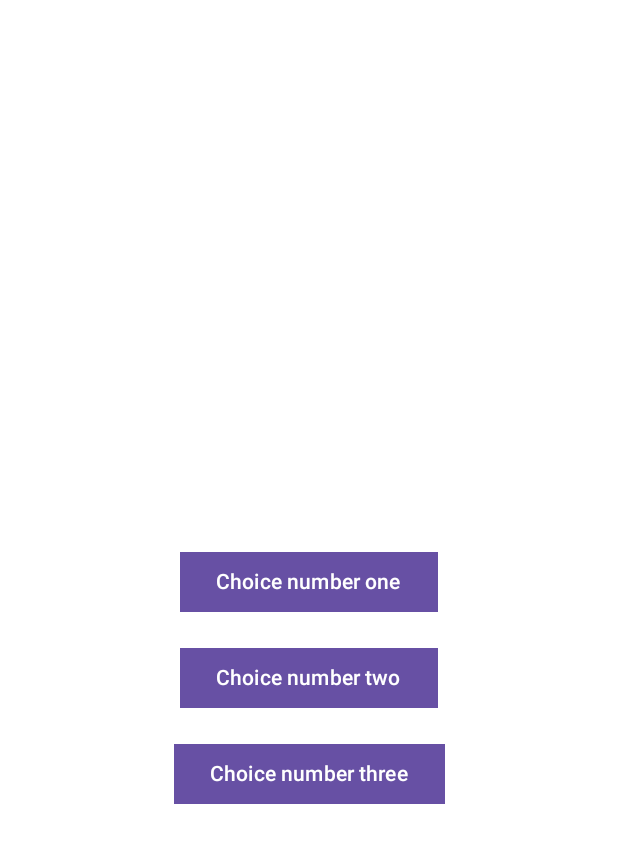
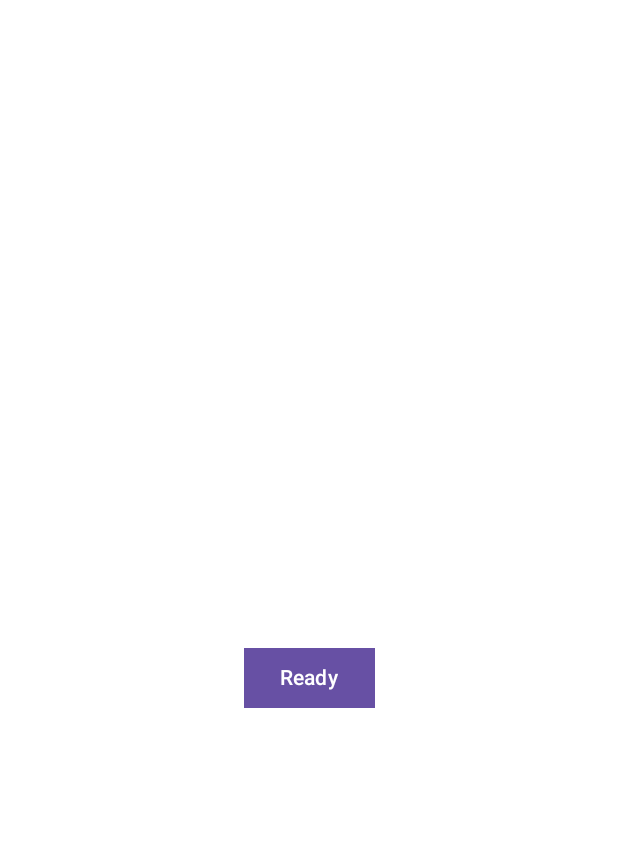
Before and after one commit to AmberSimsDev/MyAdventureGame, an Android app built with Jetpack Compose: the @Preview function prepScreenPreview, on a phone screen of 412 x 824 dp. Shown: the top 843 px of the screen. Run offline under Robolectric (Android 15) with nearby library versions, the phone set to English and light mode, and no system bars.

Commit message:
ADDED USER SCORE SYSTEM. ADDED SCORE MESSAGE ( LUCKY, NORMAL, UNLUCKY)

```diff
--- a/app/src/main/AndroidManifest.xml
+++ b/app/src/main/AndroidManifest.xml
@@ -13,7 +13,7 @@
         android:theme="@style/Theme.MyAdventureGame"
         tools:targetApi="31">
         <activity
-            android:name=".MainActivity"
+            android:name="presentation.ui.MainActivity"
             android:exported="true"
             android:label="@string/app_name"
             android:theme="@style/Theme.MyAdventureGame">
--- a/app/src/main/java/ambersimsdev/myadventuregame/ui/PrepScreen.kt
+++ /dev/null
@@ -1,78 +0,0 @@
-package ambersimsdev.myadventuregame.ui
-
-import ambersimsdev.myadventuregame.PrepQuestion
-
-import androidx.compose.foundation.layout.Arrangement
-import androidx.compose.foundation.layout.Column
-import androidx.compose.foundation.layout.fillMaxSize
-import androidx.compose.foundation.layout.padding
-import androidx.compose.material3.Button
-import androidx.compose.material3.Text
-import androidx.compose.runtime.Composable
-import androidx.compose.runtime.getValue
-import androidx.compose.runtime.mutableStateOf
-import androidx.compose.runtime.remember
-import androidx.compose.runtime.setValue
-import androidx.compose.ui.Alignment
-import androidx.compose.ui.Modifier
-import androidx.compose.ui.graphics.Color
-import androidx.compose.ui.graphics.RectangleShape
-import androidx.compose.ui.tooling.preview.Preview
-import androidx.compose.ui.unit.dp
-
-
-
-//class PrepActivityn() {
-  //  private var pqCurrentPosition: Int = 1
-    //private var getPrepQuestions: ArrayList<PrepQuestion>? = null
-    //private var pqSelectedOptionPosition: Int = 0
-    //private var userName: String? = null
-
-
-@Composable
-fun prepScreen(name: String) {
-   // val name = remember { mutableStateOf("") }
-        var prepQuestionsList by remember { mutableStateOf(ArrayList<PrepQuestion>()) }
-        Column(
-            modifier = Modifier
-                .fillMaxSize()
-                .padding(16.dp), verticalArrangement = Arrangement.Center,
-            horizontalAlignment = Alignment.CenterHorizontally
-        ) {
-
-            Text(
-                text = "Welcome to the Prep Session, $name!",
-                color = Color.White,
-                modifier = Modifier.padding(32.dp)
-            )
-            // Image(imageVector = , contentDescription = "Photograph of Madrid " )
-
-            //INTRODUCING BUTTONS
-            //BUTTON NUMBER 1
-            Button(onClick = { }, modifier = Modifier.padding(8.dp), shape = RectangleShape) {
-                Text(text = "Choice number one")
-            }
-            //BUTTON NUMBER 3
-            Button(
-                onClick = { /*TODO*/ },
-                modifier = Modifier.padding(8.dp),
-                shape = RectangleShape
-            ) {
-                Text(text = "Choice number two")
-            }
-            //BUTTON NUMBER 3
-            Button(
-                onClick = { /*TODO*/ },
-                modifier = Modifier.padding(8.dp),
-                shape = RectangleShape
-            ) {
-                Text(text = "Choice number three")
-            }
-        }
-    }
-
-@Preview
-@Composable
-fun prepScreenPreview() {
-    prepScreen(name = "")
-}
--- a/app/src/main/java/ambersimsdev/myadventuregame/PrepSceneConstant.kt
+++ b/app/src/main/java/data/PrepQuestionsData.kt
@@ -1,6 +1,8 @@
-package ambersimsdev.myadventuregame
+package data
 
-object PrepSceneConstant {
+import presentation.screens.PrepQuestion
+
+object PrepQuestionsData { //TODO call prep
     fun getPrepQuestions(): ArrayList<PrepQuestion> {
         val questionList = ArrayList<PrepQuestion>()
         //ONE
@@ -13,9 +15,10 @@ object PrepSceneConstant {
         questionList.add(inquiryTwo)
 
         //TWO
-        val inquiryThree =PrepQuestion(3, "Do you consider yourself street smart?",
-            "Yes.", "No.", "Alrighty then! Next question!")
+        val inquiryThree = PrepQuestion(3, "Do you consider yourself street smart?",
+            "Yes.", "No.", "All done! Time to begin! ")
         questionList.add(inquiryThree)
+
 
         return questionList
 
--- /dev/null
+++ b/app/src/main/java/data/User.kt
@@ -0,0 +1,18 @@
+package data
+
+import android.util.Log
+
+object User {
+   private var score: Int = 0 //The user will start with this score
+
+    fun addToScore(){ //If you call only this you will get no answer back
+        Log.w("User", "addToScore")
+        score += 2  // This adds 2 to the current value of int
+
+    }
+    fun getScore():Int{  //BECAUSE he say return its job is to deliver the data.
+        return score    //Where you call it is where it goes
+
+    }
+
+}
--- a/app/src/main/java/ambersimsdev/myadventuregame/ui/nav/Navigation.kt
+++ b/app/src/main/java/presentation/navigation/Navigation.kt
@@ -1,7 +1,7 @@
-package ambersimsdev.myadventuregame.ui.nav
+package presentation.navigation
 
-import ambersimsdev.myadventuregame.ui.prepScreen
-import ambersimsdev.myadventuregame.ui.welcomeScreen
+import presentation.screens.prepScreen
+import presentation.screens.welcomeScreen
 import androidx.compose.runtime.Composable
 import androidx.navigation.compose.NavHost
 import androidx.navigation.compose.composable
--- a/app/src/main/java/ambersimsdev/myadventuregame/ui/nav/ScreenManager.kt
+++ b/app/src/main/java/presentation/navigation/ScreenManager.kt
@@ -1,4 +1,4 @@
-package ambersimsdev.myadventuregame.ui.nav
+package presentation.navigation
 
 sealed class Screen (val route: String) {
 
--- a/app/src/main/java/ambersimsdev/myadventuregame/ManagerOfScenes.kt
+++ b/app/src/main/java/presentation/screens/ManagerOfScenes.kt
@@ -1,4 +1,4 @@
-package ambersimsdev.myadventuregame
+package presentation.screens
 
 data class PrepQuestion(
     val id: Int,
--- /dev/null
+++ b/app/src/main/java/presentation/screens/PrepScreen.kt
@@ -0,0 +1,118 @@
+package presentation.screens
+
+import android.util.Log
+import androidx.compose.foundation.layout.Arrangement
+import androidx.compose.foundation.layout.Column
+import androidx.compose.foundation.layout.fillMaxSize
+import androidx.compose.foundation.layout.padding
+import androidx.compose.material3.Button
+import androidx.compose.material3.Text
+import androidx.compose.runtime.Composable
+import androidx.compose.runtime.getValue
+import androidx.compose.runtime.mutableStateOf
+import androidx.compose.runtime.remember
+import androidx.compose.runtime.setValue
+import androidx.compose.ui.Alignment
+import androidx.compose.ui.Modifier
+import androidx.compose.ui.graphics.Color
+import androidx.compose.ui.graphics.RectangleShape
+import androidx.compose.ui.tooling.preview.Preview
+import androidx.compose.ui.unit.dp
+import data.PrepQuestionsData
+import data.User
+
+
+//class PrepActivity() {
+//  private var pqCurrentPosition: Int = 1
+//private var getPrepQuestions: ArrayList<PrepQuestion>? = null
+//private var pqSelectedOptionPosition: Int = 0
+//private var userName: String? = null
+
+
+const val ClassName = "PrepScreen"
+
+@Composable
+fun prepScreen(name: String) {
+    //SCREEN LOGIC
+    //LIST LOGIC
+    Log.w(ClassName, ">>>>>>Your score is ${User.getScore()}")
+    val prepQuestionsList by remember { mutableStateOf(PrepQuestionsData.getPrepQuestions()) }
+    var currentQuestionIndex by remember { mutableStateOf(0) }// this is the initial value
+    //READY LOGIC
+    var isReady by remember { mutableStateOf(false) }
+    val currentScore = User.getScore()
+
+    //var prepQuestionsList by remember { mutableStateOf(ArrayList<PrepQuestion>()) }
+    Column(
+        modifier = Modifier
+            .fillMaxSize()
+            .padding(16.dp), verticalArrangement = Arrangement.Center,
+        horizontalAlignment = Alignment.CenterHorizontally
+    ) {
+        if (!isReady) { //THIS IS ONLYYYYYY WHAT WILL BE DISPLAYED
+            Text(
+                text = "Now, just a few questions before we begin, $name!",
+                color = Color.White,
+                modifier = Modifier.padding(32.dp)
+            )
+            Button(
+                onClick = { isReady = true }, ///PUT WHAT THE BUTTON WILL DO IF YOU CLICK
+                modifier = Modifier.padding(8.dp),
+                shape = RectangleShape
+            ) { Text(text = "Ready") }
+
+        } else {
+            val currentQuestion = prepQuestionsList.getOrNull(currentQuestionIndex)
+            if (currentQuestion != null) {
+
+                Text(text = currentQuestion.question, color = Color.White)
+                //INTRODUCING BUTTONS
+                //BUTTON NUMBER 1
+                Button(
+                    onClick = {
+                        currentQuestionIndex++
+                        User.addToScore()
+                    },
+                    modifier = Modifier.padding(8.dp),
+                    shape = RectangleShape
+                ) {
+                    Text(text = currentQuestion.optionOne)
+                }
+                //BUTTON NUMBER 2
+                Button(
+                    onClick = { currentQuestionIndex++ },
+                    modifier = Modifier.padding(8.dp),
+                    shape = RectangleShape
+                ) {
+                    Text(text = currentQuestion.optionTwo)
+                }
+                Text(text = currentQuestion.optionResponse, color = Color.White)
+                Text(text = currentScore.toString())
+
+                if (currentScore >= 5) {
+                    Text(text = " Congrats, You are Lucky!")
+                } else if (currentScore == 4) { ///make sure to use for optimization. dont just use IFs
+                    Text(text = " You are normal")
+
+                } else {
+                    Text(text = "You're an unlucky bastard :(")
+                }
+            }
+        }
+    }
+
+}
+
+
+// Image(imageVector = , contentDescription = "Photograph of Madrid " )
+
+
+@Preview
+@Composable
+fun prepScreenPreview() {
+    prepScreen(name = "")
+}
+/* OMITTED CODE
+
+
+val name = remember { mutableStateOf("") } */
--- a/app/src/main/java/ambersimsdev/myadventuregame/ui/theme/Color.kt
+++ b/app/src/main/java/presentation/theme/Color.kt
@@ -1,4 +1,4 @@
-package ambersimsdev.myadventuregame.ui.theme
+package presentation.theme
 
 import androidx.compose.ui.graphics.Color
 
--- a/app/src/main/java/ambersimsdev/myadventuregame/ui/theme/Theme.kt
+++ b/app/src/main/java/presentation/theme/Theme.kt
@@ -1,4 +1,4 @@
-package ambersimsdev.myadventuregame.ui.theme
+package presentation.theme
 
 import android.app.Activity
 import android.os.Build
--- a/app/src/main/java/ambersimsdev/myadventuregame/ui/theme/Type.kt
+++ b/app/src/main/java/presentation/theme/Type.kt
@@ -1,4 +1,4 @@
-package ambersimsdev.myadventuregame.ui.theme
+package presentation.theme
 
 import androidx.compose.material3.Typography
 import androidx.compose.ui.text.TextStyle
--- a/app/src/main/java/ambersimsdev/myadventuregame/MainActivity.kt
+++ b/app/src/main/java/presentation/ui/MainActivity.kt
@@ -1,7 +1,7 @@
-package ambersimsdev.myadventuregame
+package presentation.ui
 
 
-import ambersimsdev.myadventuregame.ui.nav.appNav
+import presentation.navigation.appNav
 import android.os.Bundle
 import androidx.activity.ComponentActivity
 import androidx.activity.compose.setContent
@@ -9,7 +9,7 @@ import androidx.compose.foundation.layout.fillMaxSize
 import androidx.compose.material3.MaterialTheme
 import androidx.compose.material3.Surface
 import androidx.compose.ui.Modifier
-import ambersimsdev.myadventuregame.ui.theme.MyAdventureGameTheme
+import presentation.theme.MyAdventureGameTheme
 
 class MainActivity : ComponentActivity() {
     override fun onCreate(savedInstanceState: Bundle?) {
```
Also changed, not shown: app/src/main/java/presentation/screens/ActionScreen.kt (renamed from app/src/main/java/ambersimsdev/myadventuregame/ui/ActionScreen.kt, +1 -8 lines), app/src/main/java/presentation/screens/WelcomeScreen.kt (renamed from app/src/main/java/ambersimsdev/myadventuregame/ui/WelcomeScreen.kt, +9 -2 lines), app/src/main/res/drawable/empty_street_bro.png (added).
